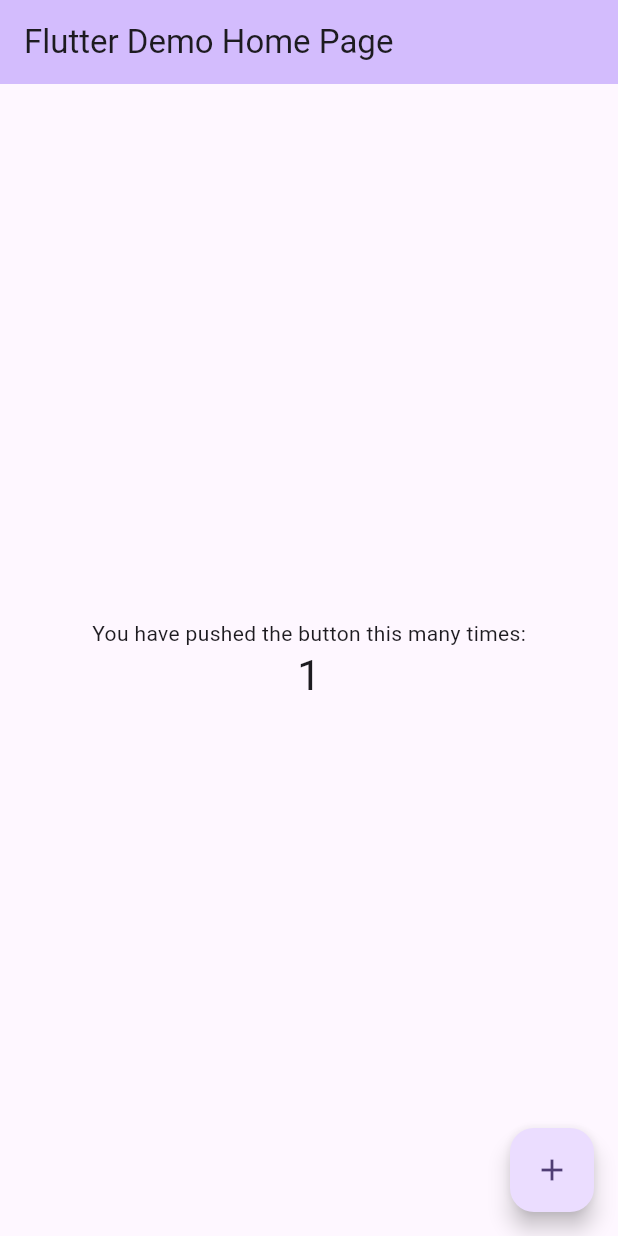
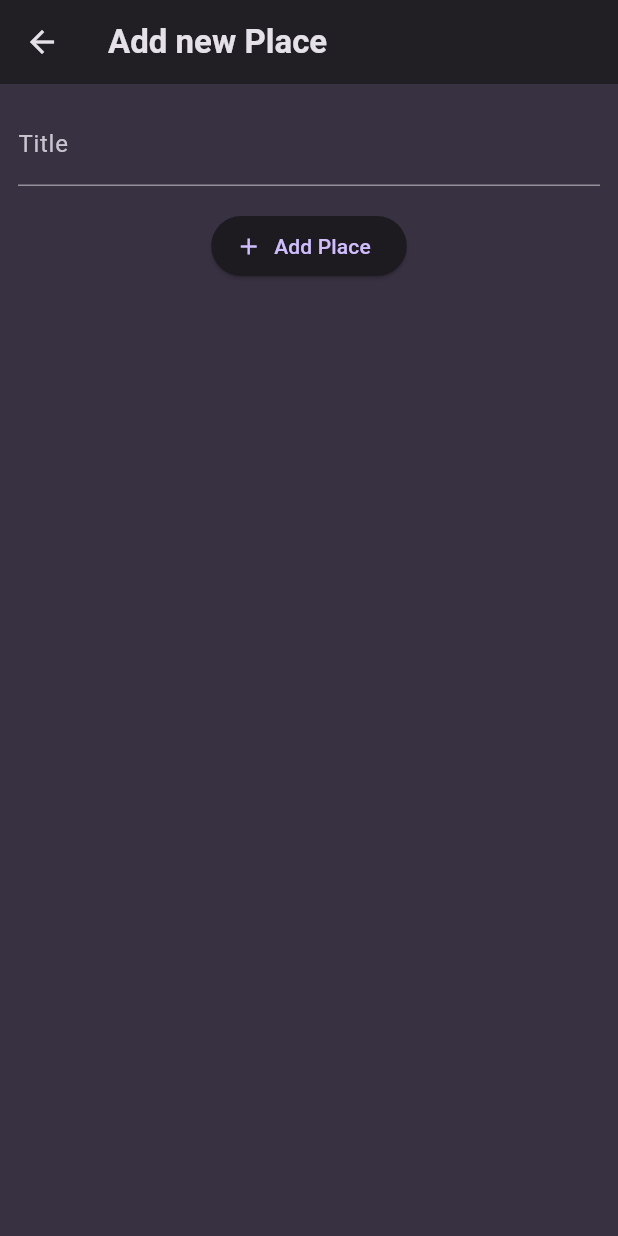
Before and after one commit to Mir-37/where_you_at, a Flutter app: the screen it shows after launch, after a tap on the "add" icon, on a phone screen of 412 x 824 dp. Run offline on Flutter 3.47's test engine with Material 3 defaults, Android fonts, the phone set to English and light mode, and no system bars; our stand-ins replace google_fonts.

Commit message:
feat(ui): implement places management functionality
Implement the core functionality for managing places, including:
- Added `Place` model with UUID generation
- Created `PlacesListingScreen` to display the list of places
- Added `AddPlaceScreen` for creating new places
- Implemented `PlacesList` widget with empty state handling
- Configured custom dark theme using `google_fonts`
- Added `uuid` and `google_fonts` dependencies

```diff
--- a/analysis_options.yaml
+++ b/analysis_options.yaml
@@ -10,19 +10,22 @@
 include: package:flutter_lints/flutter.yaml
 
 linter:
-  # The lint rules applied to this project can be customized in the
-  # section below to disable rules from the `package:flutter_lints/flutter.yaml`
-  # included above or to enable additional rules. A list of all available lints
-  # and their documentation is published at https://dart.dev/lints.
-  #
-  # Instead of disabling a lint rule for the entire project in the
-  # section below, it can also be suppressed for a single line of code
-  # or a specific dart file by using the `// ignore: name_of_lint` and
-  # `// ignore_for_file: name_of_lint` syntax on the line or in the file
-  # producing the lint.
-  rules:
-    # avoid_print: false  # Uncomment to disable the `avoid_print` rule
-    # prefer_single_quotes: true  # Uncomment to enable the `prefer_single_quotes` rule
+    # The lint rules applied to this project can be customized in the
+    # section below to disable rules from the `package:flutter_lints/flutter.yaml`
+    # included above or to enable additional rules. A list of all available lints
+    # and their documentation is published at https://dart.dev/lints.
+    #
+    # Instead of disabling a lint rule for the entire project in the
+    # section below, it can also be suppressed for a single line of code
+    # or a specific dart file by using the `// ignore: name_of_lint` and
+    # `// ignore_for_file: name_of_lint` syntax on the line or in the file
+    # producing the lint.
+    rules:
+        # avoid_print: false  # Uncomment to disable the `avoid_print` rule
+        # prefer_single_quotes: true  # Uncomment to enable the `prefer_single_quotes` rule
 
 # Additional information about this file can be found at
 # https://dart.dev/guides/language/analysis-options
+
+formatter:
+    trailing_commas: preserve
--- a/lib/main.dart
+++ b/lib/main.dart
@@ -1,4 +1,23 @@
 import 'package:flutter/material.dart';
+
+import 'package:google_fonts/google_fonts.dart';
+import 'package:wya/screens/places_screen.dart';
+
+final colorScheme = ColorScheme.fromSeed(
+  brightness: Brightness.dark,
+  seedColor: const Color.fromARGB(255, 102, 6, 247),
+  surface: const Color.fromARGB(255, 56, 49, 66),
+);
+
+final theme = ThemeData().copyWith(
+  scaffoldBackgroundColor: colorScheme.surface,
+  colorScheme: colorScheme,
+  textTheme: GoogleFonts.ubuntuCondensedTextTheme().copyWith(
+    titleSmall: GoogleFonts.ubuntuCondensed(fontWeight: FontWeight.bold),
+    titleMedium: GoogleFonts.ubuntuCondensed(fontWeight: FontWeight.bold),
+    titleLarge: GoogleFonts.ubuntuCondensed(fontWeight: FontWeight.bold),
+  ),
+);
 
 void main() {
   runApp(const MyApp());
@@ -7,116 +26,12 @@ void main() {
 class MyApp extends StatelessWidget {
   const MyApp({super.key});
 
-  // This widget is the root of your application.
   @override
   Widget build(BuildContext context) {
     return MaterialApp(
-      title: 'Flutter Demo',
-      theme: ThemeData(
-        // This is the theme of your application.
-        //
-        // TRY THIS: Try running your application with "flutter run". You'll see
-        // the application has a purple toolbar. Then, without quitting the app,
-        // try changing the seedColor in the colorScheme below to Colors.green
-        // and then invoke "hot reload" (save your changes or press the "hot
-        // reload" button in a Flutter-supported IDE, or press "r" if you used
-        // the command line to start the app).
-        //
-        // Notice that the counter didn't reset back to zero; the application
-        // state is not lost during the reload. To reset the state, use hot
-        // restart instead.
-        //
-        // This works for code too, not just values: Most code changes can be
-        // tested with just a hot reload.
-        colorScheme: .fromSeed(seedColor: Colors.deepPurple),
-      ),
-      home: const MyHomePage(title: 'Flutter Demo Home Page'),
+      title: 'Great Places',
+      theme: theme,
+      home: const PlacesListingScreen(),
     );
   }
 }
-
-class MyHomePage extends StatefulWidget {
-  const MyHomePage({super.key, required this.title});
-
-  // This widget is the home page of your application. It is stateful, meaning
-  // that it has a State object (defined below) that contains fields that affect
-  // how it looks.
-
-  // This class is the configuration for the state. It holds the values (in this
-  // case the title) provided by the parent (in this case the App widget) and
-  // used by the build method of the State. Fields in a Widget subclass are
-  // always marked "final".
-
-  final String title;
-
-  @override
-  State<MyHomePage> createState() => _MyHomePageState();
-}
-
-class _MyHomePageState extends State<MyHomePage> {
-  int _counter = 0;
-
-  void _incrementCounter() {
-    setState(() {
-      // This call to setState tells the Flutter framework that something has
-      // changed in this State, which causes it to rerun the build method below
-      // so that the display can reflect the updated values. If we changed
-      // _counter without calling setState(), then the build method would not be
-      // called again, and so nothing would appear to happen.
-      _counter++;
-    });
-  }
-
-  @override
-  Widget build(BuildContext context) {
-    // This method is rerun every time setState is called, for instance as done
-    // by the _incrementCounter method above.
-    //
-    // The Flutter framework has been optimized to make rerunning build methods
-    // fast, so that you can just rebuild anything that needs updating rather
-    // than having to individually change instances of widgets.
-    return Scaffold(
-      appBar: AppBar(
-        // TRY THIS: Try changing the color here to a specific color (to
-        // Colors.amber, perhaps?) and trigger a hot reload to see the AppBar
-        // change color while the other colors stay the same.
-        backgroundColor: Theme.of(context).colorScheme.inversePrimary,
-        // Here we take the value from the MyHomePage object that was created by
-        // the App.build method, and use it to set our appbar title.
-        title: Text(widget.title),
-      ),
-      body: Center(
-        // Center is a layout widget. It takes a single child and positions it
-        // in the middle of the parent.
-        child: Column(
-          // Column is also a layout widget. It takes a list of children and
-          // arranges them vertically. By default, it sizes itself to fit its
-          // children horizontally, and tries to be as tall as its parent.
-          //
-          // Column has various properties to control how it sizes itself and
-          // how it positions its children. Here we use mainAxisAlignment to
-          // center the children vertically; the main axis here is the vertical
-          // axis because Columns are vertical (the cross axis would be
-          // horizontal).
-          //
-          // TRY THIS: Invoke "debug painting" (choose the "Toggle Debug Paint"
-          // action in the IDE, or press "p" in the console), to see the
-          // wireframe for each widget.
-          mainAxisAlignment: .center,
-          children: [
-            const Text('You have pushed the button this many times:'),
-            Text(
-              '$_counter',
-              style: Theme.of(context).textTheme.headlineMedium,
-            ),
-          ],
-        ),
-      ),
-      floatingActionButton: FloatingActionButton(
-        onPressed: _incrementCounter,
-        tooltip: 'Increment',
-        child: const Icon(Icons.add),
-      ),
-    );
-  }
-}
--- /dev/null
+++ b/lib/models/place.dart
@@ -0,0 +1,10 @@
+import 'package:uuid/uuid.dart';
+
+const uuid = Uuid();
+
+class Place {
+  final String id;
+  final String title;
+
+  Place({required this.title}) : id = uuid.v4();
+}
--- /dev/null
+++ b/lib/screens/add_place_screen.dart
@@ -0,0 +1,57 @@
+import 'package:flutter/material.dart';
+
+class AddPlaceScreen extends StatefulWidget {
+  const AddPlaceScreen({super.key});
+
+  @override
+  State<AddPlaceScreen> createState() => AddPlaceScreenState();
+}
+
+class AddPlaceScreenState extends State<AddPlaceScreen> {
+  final _titleController = TextEditingController();
+
+  @override
+  void dispose() {
+    _titleController.dispose();
+    super.dispose();
+  }
+
+  @override
+  Widget build(BuildContext context) {
+    return Scaffold(
+      appBar: AppBar(
+        title: const Text(
+          'Add new Place',
+        ),
+        backgroundColor: Theme.of(context).colorScheme.surfaceContainer,
+      ),
+
+      body: SingleChildScrollView(
+        child: Padding(
+          padding: const EdgeInsets.all(12.0),
+          child: Column(
+            children: [
+              TextField(
+                decoration: InputDecoration(
+                  labelText: 'Title',
+                ),
+                controller: _titleController,
+                style: TextStyle(
+                  color: Theme.of(context).colorScheme.onSurface,
+                ),
+              ),
+              const SizedBox(
+                height: 16,
+              ),
+              ElevatedButton.icon(
+                icon: Icon(Icons.add),
+                onPressed: () {},
+                label: const Text('Add Place'),
+              ),
+            ],
+          ),
+        ),
+      ),
+    );
+  }
+}
--- /dev/null
+++ b/lib/screens/places_screen.dart
@@ -0,0 +1,39 @@
+import 'package:flutter/material.dart';
+import 'package:wya/screens/add_place_screen.dart';
+import 'package:wya/widgets/places_list.dart';
+
+class PlacesListingScreen extends StatelessWidget {
+  const PlacesListingScreen({super.key});
+
+  @override
+  Widget build(BuildContext context) {
+    return Scaffold(
+      appBar: AppBar(
+        title: const Text(
+          'Your Places',
+        ),
+        backgroundColor: Theme.of(context).colorScheme.surfaceContainer,
+
+        actions: [
+          IconButton(
+            onPressed: () {
+              _navigateToAddPlaceScreen(context);
+            },
+            icon: const Icon(Icons.add),
+          ),
+        ],
+      ),
+      body: PlacesList(places: []),
+    );
+  }
+
+  void _navigateToAddPlaceScreen(BuildContext context) {
+    Navigator.of(context).push(
+      MaterialPageRoute(
+        builder: (ctx) {
+          return const AddPlaceScreen();
+        },
+      ),
+    );
+  }
+}
--- /dev/null
+++ b/lib/widgets/partials/center_empty_list_message.dart
@@ -0,0 +1,30 @@
+import 'package:flutter/material.dart';
+
+class CenterEmptyListMessage extends StatelessWidget {
+  final String message;
+  final Color? textColor;
+  final double? fontSize;
+  final FontWeight? fontWeight;
+
+  const CenterEmptyListMessage({
+    super.key,
+    required this.message,
+    this.textColor,
+    this.fontSize,
+    this.fontWeight,
+  });
+
+  @override
+  Widget build(BuildContext context) {
+    return Center(
+      child: Text(
+        message,
+        style: Theme.of(context).textTheme.bodyLarge!.copyWith(
+          color: textColor ?? Theme.of(context).colorScheme.onSurface,
+          fontSize: fontSize,
+          fontWeight: fontWeight,
+        ),
+      ),
+    );
+  }
+}
--- /dev/null
+++ b/lib/widgets/places_list.dart
@@ -0,0 +1,32 @@
+import 'package:flutter/material.dart';
+import 'package:wya/models/place.dart';
+import 'package:wya/widgets/partials/center_empty_list_message.dart';
+
+class PlacesList extends StatelessWidget {
+  final List<Place> places;
+
+  const PlacesList({super.key, required this.places});
+
+  @override
+  Widget build(BuildContext context) {
+    if (places.isEmpty) {
+      return CenterEmptyListMessage(
+        message: 'No Places Added Yet..',
+      );
+    }
+    return ListView.builder(
+      itemBuilder: (ctx, index) {
+        ListTile(
+          title: Text(
+            places[index].title,
+            style: Theme.of(context).textTheme.titleMedium!.copyWith(
+              color: Theme.of(context).colorScheme.onSurface,
+            ),
+          ),
+        );
+        return null;
+      },
+      itemCount: places.length,
+    );
+  }
+}
```
Also changed, not shown: pubspec.yaml (+49 -48 lines), lib/screens/place_detail_screen.dart (added), pubspec.lock, 3 other files.
